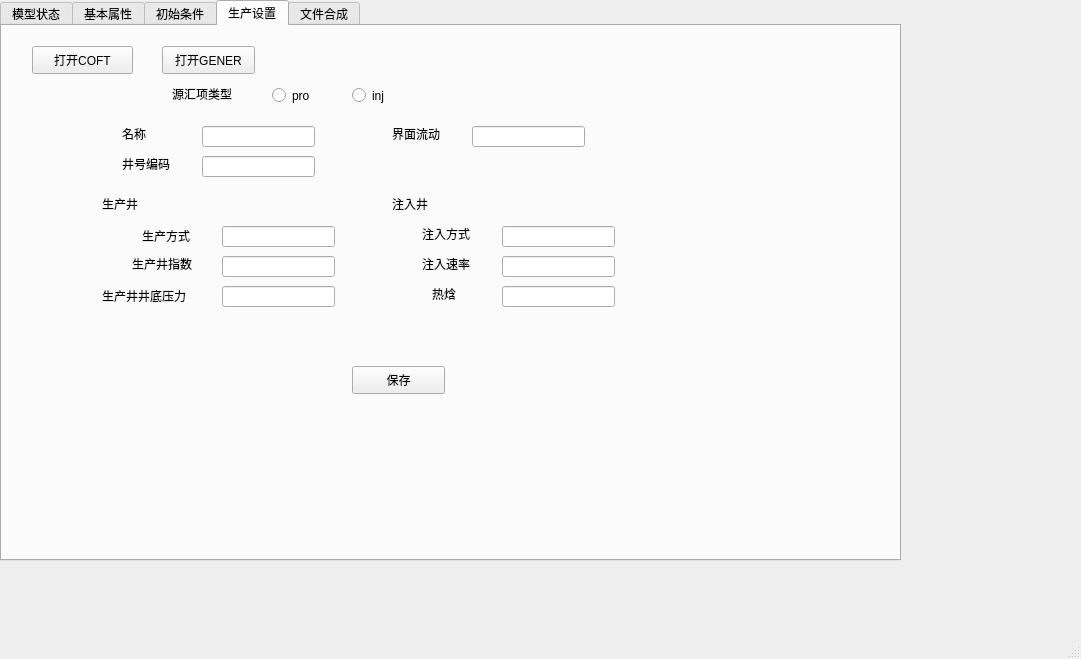
Before: the Qt Designer form data_gui.ui in keksen-zone/data-process, drawn with Qt 5.
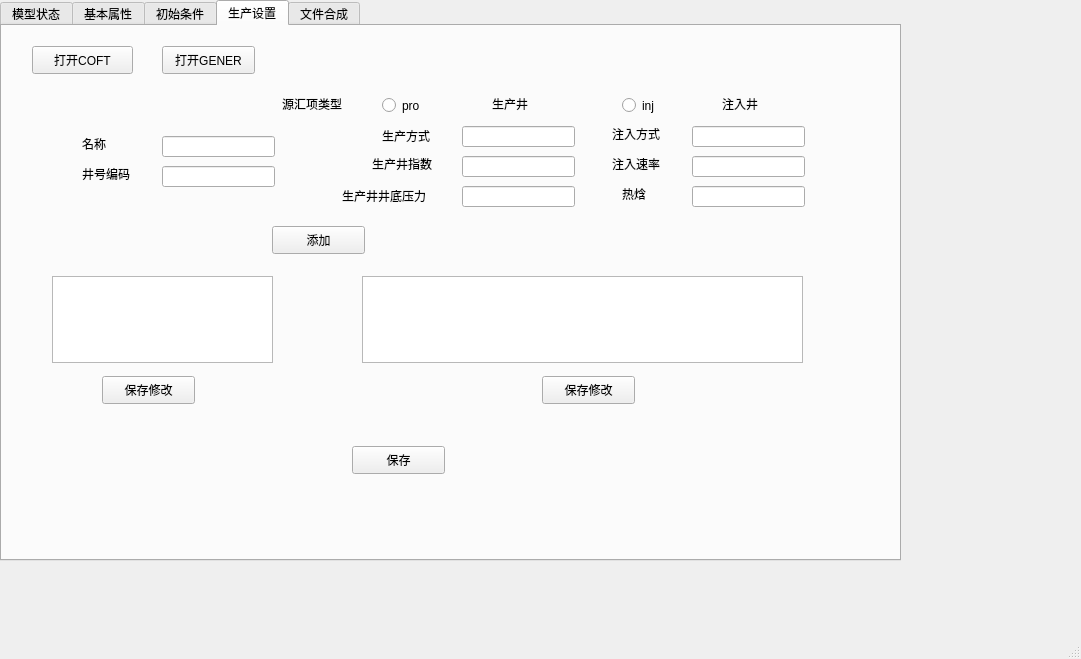
After: the same form once the commit is applied. The open tabs and pages were chosen to show the change.

Diff of the .ui file:
```diff
--- a/data_gui.ui
+++ b/data_gui.ui
@@ -2855,8 +2855,8 @@
      <widget class="QLabel" name="label_75">
       <property name="geometry">
        <rect>
-        <x>170</x>
-        <y>60</y>
+        <x>280</x>
+        <y>70</y>
         <width>81</width>
         <height>16</height>
        </rect>
@@ -2881,8 +2881,8 @@
      <widget class="QRadioButton" name="radioButton_3">
       <property name="geometry">
        <rect>
-        <x>270</x>
-        <y>60</y>
+        <x>380</x>
+        <y>70</y>
         <width>61</width>
         <height>19</height>
        </rect>
@@ -2894,8 +2894,8 @@
      <widget class="QRadioButton" name="radioButton_4">
       <property name="geometry">
        <rect>
-        <x>350</x>
-        <y>60</y>
+        <x>620</x>
+        <y>70</y>
         <width>61</width>
         <height>19</height>
        </rect>
@@ -2907,8 +2907,8 @@
      <widget class="QLabel" name="label_76">
       <property name="geometry">
        <rect>
-        <x>120</x>
-        <y>100</y>
+        <x>80</x>
+        <y>110</y>
         <width>72</width>
         <height>15</height>
        </rect>
@@ -2920,8 +2920,8 @@
      <widget class="QLabel" name="label_92">
       <property name="geometry">
        <rect>
-        <x>120</x>
-        <y>130</y>
+        <x>80</x>
+        <y>140</y>
         <width>72</width>
         <height>15</height>
        </rect>
@@ -2933,8 +2933,8 @@
      <widget class="QLineEdit" name="lineEdit_85">
       <property name="geometry">
        <rect>
-        <x>200</x>
-        <y>100</y>
+        <x>160</x>
+        <y>110</y>
         <width>113</width>
         <height>21</height>
        </rect>
@@ -2943,31 +2943,8 @@
      <widget class="QLineEdit" name="lineEdit_86">
       <property name="geometry">
        <rect>
-        <x>200</x>
-        <y>130</y>
-        <width>113</width>
-        <height>21</height>
-       </rect>
-      </property>
-     </widget>
-     <widget class="QLabel" name="label_105">
-      <property name="geometry">
-       <rect>
-        <x>390</x>
-        <y>100</y>
-        <width>72</width>
-        <height>15</height>
-       </rect>
-      </property>
-      <property name="text">
-       <string>界面流动</string>
-      </property>
-     </widget>
-     <widget class="QLineEdit" name="lineEdit_87">
-      <property name="geometry">
-       <rect>
-        <x>470</x>
-        <y>100</y>
+        <x>160</x>
+        <y>140</y>
         <width>113</width>
         <height>21</height>
        </rect>
@@ -2976,8 +2953,8 @@
      <widget class="QLabel" name="label_106">
       <property name="geometry">
        <rect>
-        <x>100</x>
-        <y>170</y>
+        <x>490</x>
+        <y>70</y>
         <width>72</width>
         <height>15</height>
        </rect>
@@ -2989,8 +2966,8 @@
      <widget class="QLabel" name="label_107">
       <property name="geometry">
        <rect>
-        <x>140</x>
-        <y>200</y>
+        <x>380</x>
+        <y>100</y>
         <width>71</width>
         <height>20</height>
        </rect>
@@ -3002,8 +2979,8 @@
      <widget class="QLabel" name="label_108">
       <property name="geometry">
        <rect>
-        <x>130</x>
-        <y>230</y>
+        <x>370</x>
+        <y>130</y>
         <width>81</width>
         <height>16</height>
        </rect>
@@ -3015,8 +2992,8 @@
      <widget class="QLabel" name="label_109">
       <property name="geometry">
        <rect>
-        <x>100</x>
-        <y>260</y>
+        <x>340</x>
+        <y>160</y>
         <width>111</width>
         <height>20</height>
        </rect>
@@ -3028,8 +3005,8 @@
      <widget class="QLineEdit" name="lineEdit_88">
       <property name="geometry">
        <rect>
-        <x>220</x>
-        <y>200</y>
+        <x>460</x>
+        <y>100</y>
         <width>113</width>
         <height>21</height>
        </rect>
@@ -3038,8 +3015,8 @@
      <widget class="QLineEdit" name="lineEdit_89">
       <property name="geometry">
        <rect>
-        <x>220</x>
-        <y>230</y>
+        <x>460</x>
+        <y>130</y>
         <width>113</width>
         <height>21</height>
        </rect>
@@ -3048,8 +3025,8 @@
      <widget class="QLineEdit" name="lineEdit_90">
       <property name="geometry">
        <rect>
-        <x>220</x>
-        <y>260</y>
+        <x>460</x>
+        <y>160</y>
         <width>113</width>
         <height>21</height>
        </rect>
@@ -3058,8 +3035,8 @@
      <widget class="QLabel" name="label_110">
       <property name="geometry">
        <rect>
-        <x>390</x>
-        <y>170</y>
+        <x>720</x>
+        <y>70</y>
         <width>72</width>
         <height>15</height>
        </rect>
@@ -3071,8 +3048,8 @@
      <widget class="QLabel" name="label_111">
       <property name="geometry">
        <rect>
-        <x>420</x>
-        <y>200</y>
+        <x>610</x>
+        <y>100</y>
         <width>72</width>
         <height>15</height>
        </rect>
@@ -3084,8 +3061,8 @@
      <widget class="QLabel" name="label_112">
       <property name="geometry">
        <rect>
-        <x>420</x>
-        <y>230</y>
+        <x>610</x>
+        <y>130</y>
         <width>72</width>
         <height>15</height>
        </rect>
@@ -3097,8 +3074,8 @@
      <widget class="QLabel" name="label_113">
       <property name="geometry">
        <rect>
-        <x>430</x>
-        <y>260</y>
+        <x>620</x>
+        <y>160</y>
         <width>41</width>
         <height>16</height>
        </rect>
@@ -3110,8 +3087,8 @@
      <widget class="QLineEdit" name="lineEdit_91">
       <property name="geometry">
        <rect>
-        <x>500</x>
-        <y>200</y>
+        <x>690</x>
+        <y>100</y>
         <width>113</width>
         <height>21</height>
        </rect>
@@ -3120,8 +3097,8 @@
      <widget class="QLineEdit" name="lineEdit_92">
       <property name="geometry">
        <rect>
-        <x>500</x>
-        <y>230</y>
+        <x>690</x>
+        <y>130</y>
         <width>113</width>
         <height>21</height>
        </rect>
@@ -3130,8 +3107,8 @@
      <widget class="QLineEdit" name="lineEdit_93">
       <property name="geometry">
        <rect>
-        <x>500</x>
-        <y>260</y>
+        <x>690</x>
+        <y>160</y>
         <width>113</width>
         <height>21</height>
        </rect>
@@ -3141,7 +3118,7 @@
       <property name="geometry">
        <rect>
         <x>350</x>
-        <y>340</y>
+        <y>420</y>
         <width>93</width>
         <height>28</height>
        </rect>
@@ -3163,6 +3140,65 @@
        <string>打开GENER</string>
       </property>
      </widget>
+     <widget class="QPlainTextEdit" name="plainTextEdit_6">
+      <property name="geometry">
+       <rect>
+        <x>50</x>
+        <y>250</y>
+        <width>221</width>
+        <height>87</height>
+       </rect>
+      </property>
+     </widget>
+     <widget class="QPlainTextEdit" name="plainTextEdit_7">
+      <property name="geometry">
+       <rect>
+        <x>360</x>
+        <y>250</y>
+        <width>441</width>
+        <height>87</height>
+       </rect>
+      </property>
+     </widget>
+     <widget class="QPushButton" name="pushButton_32">
+      <property name="geometry">
+       <rect>
+        <x>100</x>
+        <y>350</y>
+        <width>93</width>
+        <height>28</height>
+       </rect>
+      </property>
+      <property name="text">
+       <string>保存修改</string>
+      </property>
+     </widget>
+     <widget class="QPushButton" name="pushButton_33">
+      <property name="geometry">
+       <rect>
+        <x>540</x>
+        <y>350</y>
+        <width>93</width>
+        <height>28</height>
+       </rect>
+      </property>
+      <property name="text">
+       <string>保存修改</string>
+      </property>
+     </widget>
+     <widget class="QPushButton" name="pushButton_34">
+      <property name="geometry">
+       <rect>
+        <x>270</x>
+        <y>200</y>
+        <width>93</width>
+        <height>28</height>
+       </rect>
+      </property>
+      <property name="text">
+       <string>添加</string>
+      </property>
+     </widget>
     </widget>
     <widget class="QWidget" name="tab_12">
      <attribute name="title">
```
Left out of the diff: 84 changed lines with no effect on the pictures.
